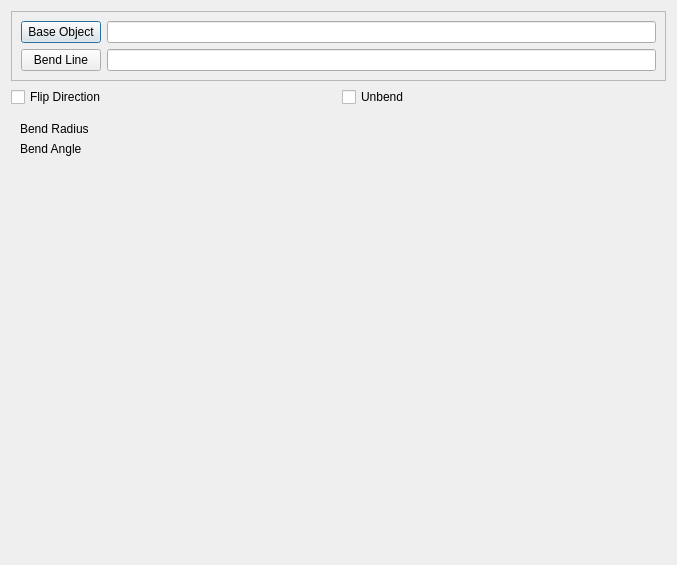
Above: Resources/panels/BendOnLinePanel.ui from shaise/FreeCAD_SheetMetal before the change. Below: the same form after it.
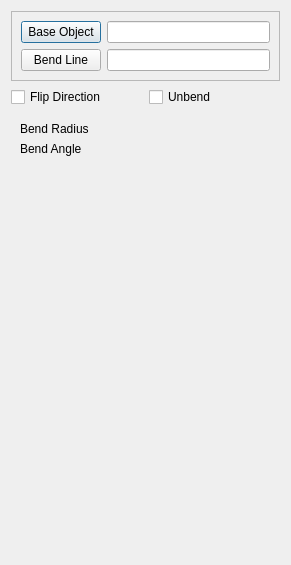
That is the form after the change. Custom widgets are drawn as their Qt base class.

Commit message: Add task panel for corner relief on solids

What changed in the file:
```diff
--- a/Resources/panels/BendOnLinePanel.ui
+++ b/Resources/panels/BendOnLinePanel.ui
@@ -6,7 +6,7 @@
    <rect>
     <x>0</x>
     <y>0</y>
-    <width>677</width>
+    <width>291</width>
     <height>565</height>
    </rect>
   </property>
```
Left out of the diff: 2 changed lines with no effect on the pictures. The commit also changes 5 other files.
